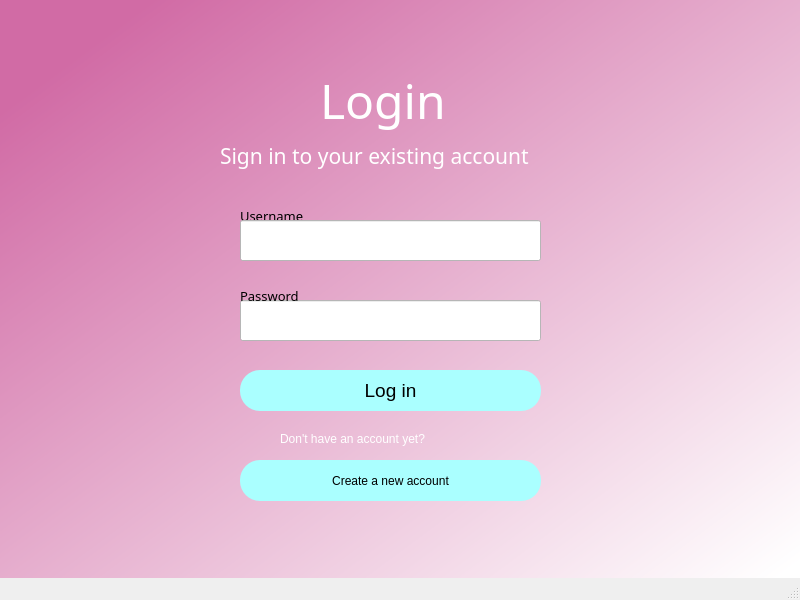
kooozka/to_do_app, file LoginWindow.ui: the form before one commit.
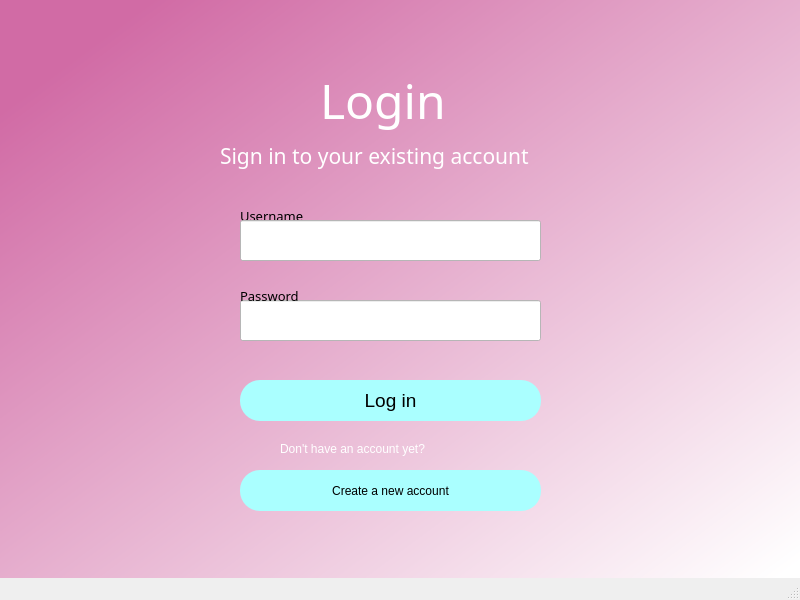
The form after the commit.

Diff of the .ui file:
```diff
--- a/LoginWindow.ui
+++ b/LoginWindow.ui
@@ -125,7 +125,7 @@
     <property name="geometry">
      <rect>
       <x>240</x>
-      <y>370</y>
+      <y>380</y>
       <width>301</width>
       <height>41</height>
      </rect>
@@ -177,7 +177,7 @@
     <property name="geometry">
      <rect>
       <x>240</x>
-      <y>460</y>
+      <y>470</y>
       <width>301</width>
       <height>41</height>
      </rect>
@@ -196,7 +196,7 @@
     <property name="geometry">
      <rect>
       <x>280</x>
-      <y>430</y>
+      <y>440</y>
       <width>221</width>
       <height>17</height>
      </rect>
```
Left out of the diff: 16 changed lines with no effect on the pictures.
